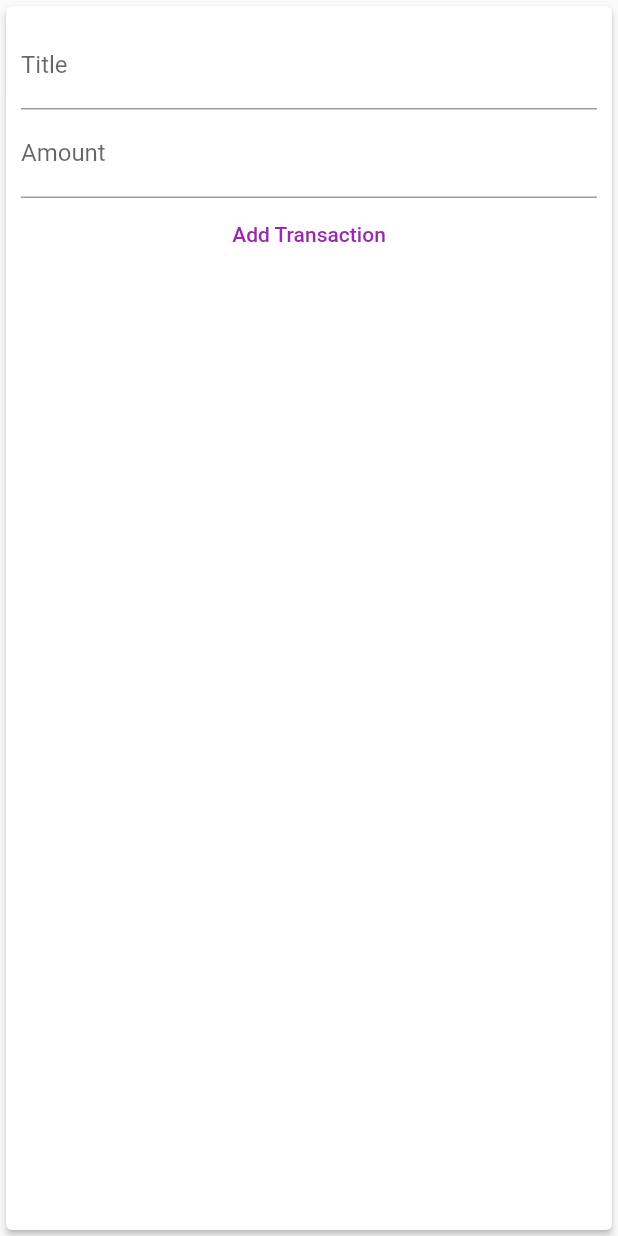
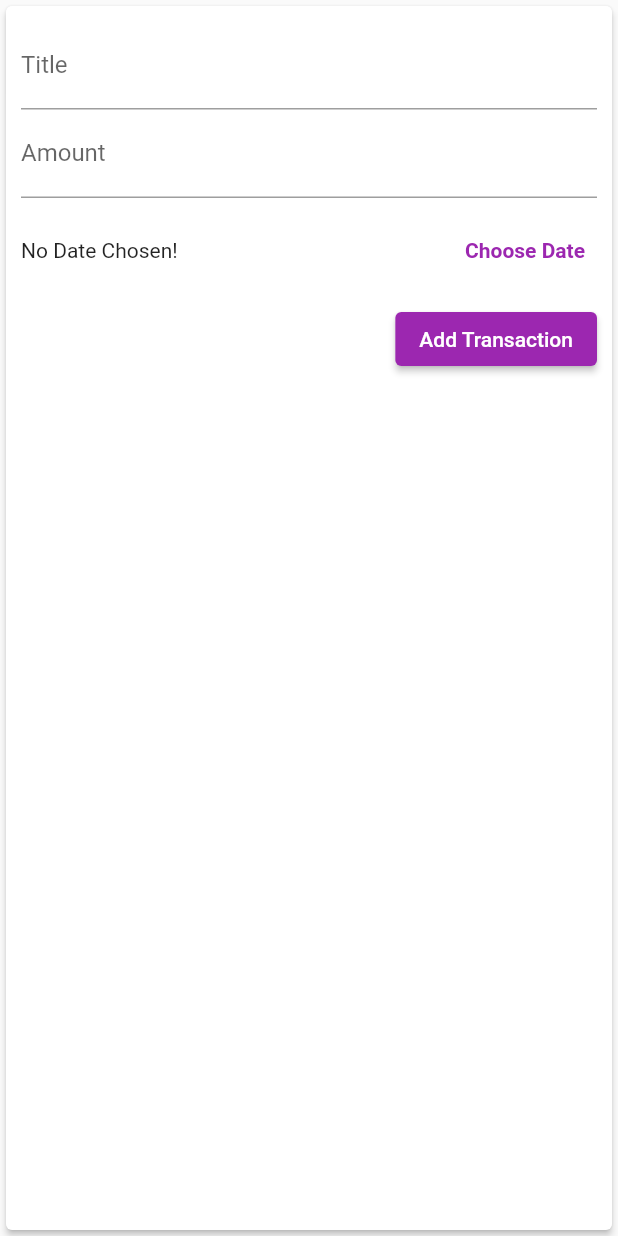
Before and after one commit to Sanocki-dev/Flutter-Expense_Tracker, a Flutter app: the NewTransaction widget shown alone on an empty page, opened directly with empty values, after a tap on "Add Transaction", on a phone screen of 412 x 824 dp. Run offline on Flutter 3.47's test engine with Material 2 defaults, Android fonts, the phone set to English and light mode, and no system bars.

```diff
--- a/lib/widgets/new_transaction.dart
+++ b/lib/widgets/new_transaction.dart
@@ -1,4 +1,5 @@
 import 'package:flutter/material.dart';
+import 'package:intl/intl.dart';
 
 class NewTransaction extends StatefulWidget {
   final Function addTx;
@@ -12,25 +13,49 @@ class NewTransaction extends StatefulWidget {
 
 class _NewTransactionState extends State<NewTransaction> {
   // User Input values
-  final titleController = TextEditingController();
-  final amountController = TextEditingController();
+  final _titleController = TextEditingController();
+  final _amountController = TextEditingController();
+  DateTime? _selectedDate;
 
   /// Function that handles submission of the form
-  void submitData() {
-    final enteredTitle = titleController.text;
-    final enteredAmount = double.parse(amountController.text);
+  void _submitData() {
+    if (_amountController.text.isEmpty) {
+      return;
+    }
 
-    if (enteredTitle.isEmpty || enteredAmount <= 0) {
+    final enteredTitle = _titleController.text;
+    final enteredAmount = double.parse(_amountController.text);
+
+    // Verify all values are present
+    if (enteredTitle.isEmpty || enteredAmount <= 0 || _selectedDate == null) {
       return;
     }
 
     widget.addTx(
       enteredTitle,
       enteredAmount,
+      _selectedDate,
     );
 
     // Closes the top most screen (the modal)
     Navigator.of(context).pop();
+  }
+
+  void _presentDatePicker() {
+    showDatePicker(
+      context: context,
+      initialDate: _selectedDate == null ? DateTime.now() : _selectedDate!,
+      firstDate: DateTime(2019),
+      lastDate: DateTime.now(),
+    ).then((date) {
+      if (date == null) {
+        return;
+      }
+
+      setState(() {
+        _selectedDate = date;
+      });
+    });
   }
 
   @override
@@ -46,8 +71,8 @@ class _NewTransactionState extends State<NewTransaction> {
               decoration: InputDecoration(
                 labelText: 'Title',
               ),
-              controller: titleController,
-              onSubmitted: (_) => submitData(),
+              controller: _titleController,
+              onSubmitted: (_) => _submitData(),
               // onChanged: (value) => {titleInput = value},
             ),
             TextField(
@@ -55,16 +80,37 @@ class _NewTransactionState extends State<NewTransaction> {
               decoration: InputDecoration(
                 labelText: 'Amount',
               ),
-              controller: amountController,
-              onSubmitted: (_) => submitData(),
+              controller: _amountController,
+              onSubmitted: (_) => _submitData(),
               // onChanged: (value) => {amountInput = value},
             ),
-            TextButton(
-              child: Text('Add Transaction'),
-              style: TextButton.styleFrom(
-                primary: Colors.purple,
+            SizedBox(
+              height: 70,
+              child: Row(
+                children: [
+                  Expanded(
+                    child: Text(_selectedDate == null
+                        ? 'No Date Chosen!'
+                        : 'Expense Date: ${DateFormat.yMMMMd().format(_selectedDate!)}'),
+                  ),
+                  TextButton(
+                    child: Text(
+                      'Choose Date',
+                      style: TextStyle(fontWeight: FontWeight.bold),
+                    ),
+                    onPressed: () => _presentDatePicker(),
+                  ),
+                ],
               ),
-              onPressed: submitData,
+            ),
+            Row(
+              mainAxisAlignment: MainAxisAlignment.end,
+              children: [
+                ElevatedButton(
+                  child: Text('Add Transaction'),
+                  onPressed: _submitData,
+                ),
+              ],
             )
           ],
         ),
```
Also changed, not shown: lib/main.dart (+14 -4 lines), lib/widgets/transaction_list.dart (+14 -4 lines).
